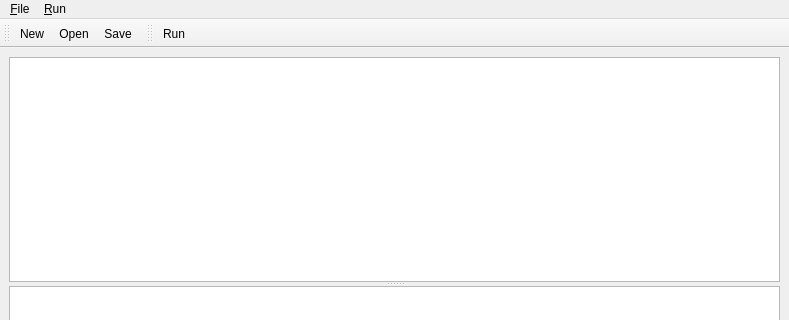
Before: the Qt Designer form source/application/script/ScriptWindow.ui in CST-Modelling-Tools/TonatiuhPP, drawn with Qt 5; both pictures show x 0 to 789 and y 0 to 320 of the 789 by 520 pixel window.
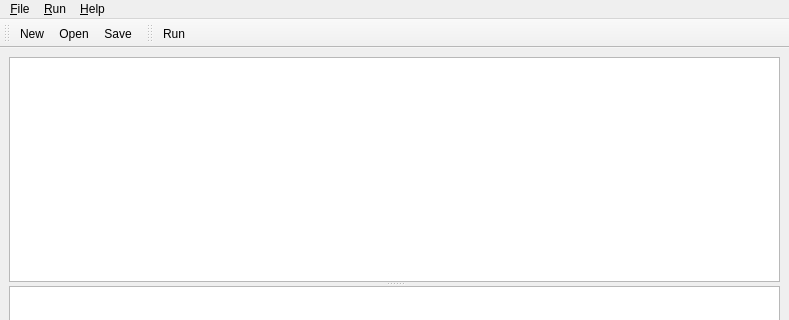
After: the same form once the commit is applied. Icons and pictures are not drawn. Custom widgets are drawn as their Qt base class.

Diff of the .ui file:
```diff
--- a/source/application/script/ScriptWindow.ui
+++ b/source/application/script/ScriptWindow.ui
@@ -83,8 +83,15 @@
     </property>
     <addaction name="actionRunScript"/>
    </widget>
+   <widget class="QMenu" name="menu_Help">
+    <property name="title">
+     <string>&amp;Help</string>
+    </property>
+    <addaction name="actionExamples"/>
+   </widget>
    <addaction name="menu_File"/>
    <addaction name="menu_Run"/>
+   <addaction name="menu_Help"/>
   </widget>
   <action name="actionRunScript">
    <property name="icon">
```
Left out of the diff: 9 changed lines with no effect on the pictures.
